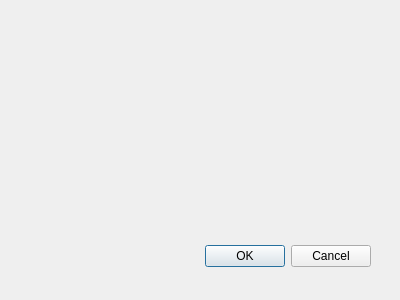
Above: login.ui from quinnmil/Monopoly before the change. Below: the same form after it.
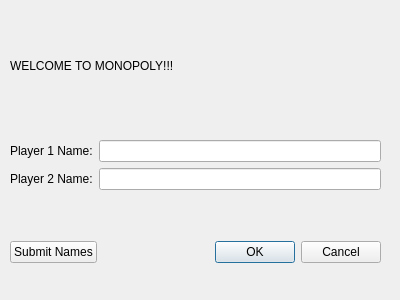
That is the form after the change.

Commit message: ugly login screen

```diff
--- a/login.ui
+++ b/login.ui
@@ -15,21 +15,87 @@
   <property name="windowTitle">
    <string>Dialog</string>
   </property>
-  <widget class="QDialogButtonBox" name="buttonBox">
+  <widget class="QLabel" name="welcomeLabel">
    <property name="geometry">
     <rect>
-     <x>30</x>
+     <x>10</x>
+     <y>10</y>
+     <width>381</width>
+     <height>111</height>
+    </rect>
+   </property>
+   <property name="text">
+    <string>WELCOME TO MONOPOLY!!!</string>
+   </property>
+  </widget>
+  <widget class="QWidget" name="">
+   <property name="geometry">
+    <rect>
+     <x>10</x>
+     <y>140</y>
+     <width>371</width>
+     <height>52</height>
+    </rect>
+   </property>
+   <layout class="QVBoxLayout" name="verticalLayout">
+    <item>
+     <layout class="QHBoxLayout" name="horizontalLayout">
+      <item>
+       <widget class="QLabel" name="p1Label">
+        <property name="text">
+         <string>Player 1 Name:</string>
+        </property>
+       </widget>
+      </item>
+      <item>
+       <widget class="QLineEdit" name="p1_lineEdit"/>
+      </item>
+     </layout>
+    </item>
+    <item>
+     <layout class="QHBoxLayout" name="horizontalLayout_2">
+      <item>
+       <widget class="QLabel" name="p2Label">
+        <property name="text">
+         <string>Player 2 Name:</string>
+        </property>
+       </widget>
+      </item>
+      <item>
+       <widget class="QLineEdit" name="p2_lineEdit"/>
+      </item>
+     </layout>
+    </item>
+   </layout>
+  </widget>
+  <widget class="QWidget" name="">
+   <property name="geometry">
+    <rect>
+     <x>10</x>
      <y>240</y>
-     <width>341</width>
-     <height>32</height>
+     <width>371</width>
+     <height>25</height>
     </rect>
    </property>
-   <property name="orientation">
-    <enum>Qt::Horizontal</enum>
-   </property>
-   <property name="standardButtons">
-    <set>QDialogButtonBox::Cancel|QDialogButtonBox::Ok</set>
-   </property>
+   <layout class="QHBoxLayout" name="horizontalLayout_3">
+    <item>
+     <widget class="QPushButton" name="enterNameButton">
+      <property name="text">
+       <string>Submit Names</string>
+      </property>
+     </widget>
+    </item>
+    <item>
+     <widget class="QDialogButtonBox" name="buttonBox">
+      <property name="orientation">
+       <enum>Qt::Horizontal</enum>
+      </property>
+      <property name="standardButtons">
+       <set>QDialogButtonBox::Cancel|QDialogButtonBox::Ok</set>
+      </property>
+     </widget>
+    </item>
+   </layout>
   </widget>
  </widget>
  <pixmapfunction/>
```
Left out of the diff: 5 changed lines with no effect on the pictures. The commit also changes 2 other files.
